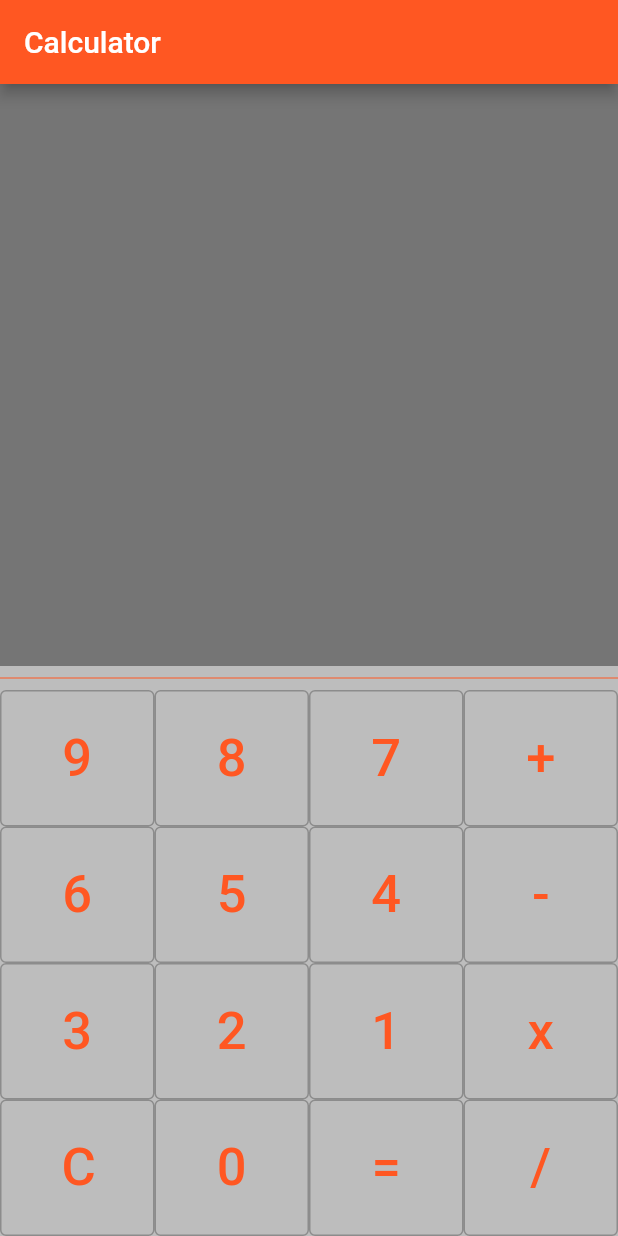
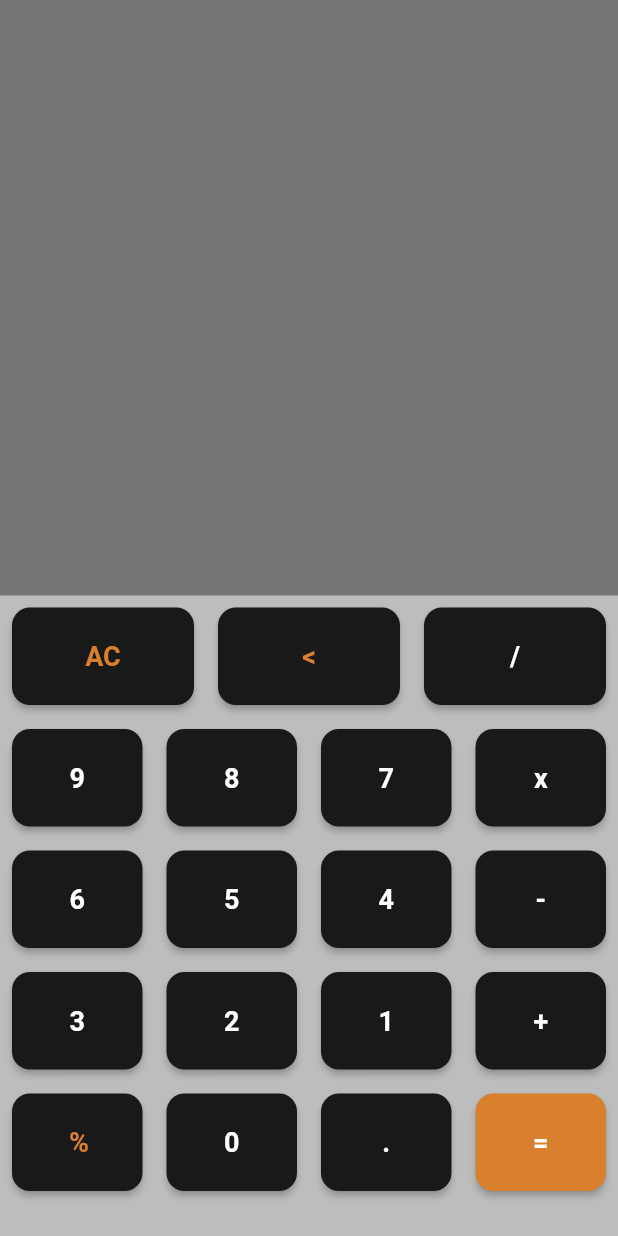
Before and after one commit to shashikantkaushik/calculator-2_flutter, a Flutter app: the screen it shows after launch, on a phone screen of 412 x 824 dp. Run offline on Flutter 3.47's test engine with Material 2 defaults, Android fonts, the phone set to English and light mode, and no system bars; our stand-ins replace math_expressions.

```diff
--- a/lib/main.dart
+++ b/lib/main.dart
@@ -12,6 +12,8 @@
 // }
 //
 
+
+import 'package:math_expressions/math_expressions.dart';
 
 import 'package:flutter/material.dart';
 void main() {
@@ -38,9 +40,7 @@ class _HomePageState extends State<HomePage> {
   Widget build(BuildContext context) {
     return Scaffold(
       backgroundColor: Colors.black26,
-      appBar: AppBar(
-        title: Text('Calculator'),
-      ),
+
       body: Container(
         child: Column(
           mainAxisAlignment: MainAxisAlignment.end,
@@ -49,10 +49,10 @@ class _HomePageState extends State<HomePage> {
 
               child: Container(
                 color: Colors.black38,
-                padding: EdgeInsets.all(10.0),
+                padding: EdgeInsets.all(12.0),
                 alignment: Alignment.bottomRight,
                 child: Text(
-                  text!,
+                 hideInput ?"":input ,
                   style: TextStyle(
                       fontSize: 60.0,
                       fontWeight: FontWeight.w500,
@@ -60,96 +60,173 @@ class _HomePageState extends State<HomePage> {
                 ),
               ),
             ),
-            Divider(color: Colors.deepOrange,),
+            Expanded(
+
+              child: Container(
+                color: Colors.black38,
+                padding: EdgeInsets.all(10.0),
+                alignment: Alignment.bottomRight,
+                child: Text(
+                  output,
+                  style: TextStyle(
+                      fontSize: outputSize,
+                      fontWeight: FontWeight.w500,
+                      color: Colors.deepOrange),
+                ),
+              ),
+            ),
+            //Divider(color: Colors.deepOrange,),
             Row(
               children: <Widget>[
-                customOutlineButton("9"),
-                customOutlineButton("8"),
-                customOutlineButton("7"),
-                customOutlineButton("+"),
+                customOutlineButton(value: "AC",textColor: Color(0xffD9802E)),
+                customOutlineButton(value: "<",textColor: Color(0xffD9802E)),
+                // customOutlineButton(""),
+                customOutlineButton(value: "/",),
               ],
             ),
             Row(
               children: <Widget>[
-                customOutlineButton("6"),
-                customOutlineButton("5"),
-                customOutlineButton("4"),
-                customOutlineButton("-"),
+                customOutlineButton(value: "9"),
+                customOutlineButton(value: "8"),
+                customOutlineButton(value: "7"),
+                customOutlineButton(value: "x"),
               ],
             ),
             Row(
               children: <Widget>[
-                customOutlineButton("3"),
-                customOutlineButton("2"),
-                customOutlineButton("1"),
-                customOutlineButton("x"),
+                customOutlineButton(value: "6"),
+                customOutlineButton(value: "5"),
+                customOutlineButton(value: "4"),
+                customOutlineButton(value: "-"),
               ],
             ),
             Row(
               children: <Widget>[
-                customOutlineButton("C"),
-                customOutlineButton("0"),
-                customOutlineButton("="),
-                customOutlineButton("/"),
+                customOutlineButton(value: "3"),
+                customOutlineButton(value: "2"),
+                customOutlineButton(value: "1"),
+                customOutlineButton(value: "+"),
               ],
             ),
+            Row(
+              children: <Widget>[
+                customOutlineButton(value: "%",textColor: Color(0xffD9802E)),
+                customOutlineButton(value: "0"),
+                customOutlineButton(value: "."),
+                customOutlineButton(value: "=",background: Color(0xffD9802E)),
+              ],
+            ),
+            SizedBox(height: 22,)
           ],
         ),
       ),
     );
   }
-  Widget customOutlineButton(String val) {
+   static const Color colort=Color(0xff191919);
+  Widget customOutlineButton({ value,background:colort,textColor: Colors.white,}) {
     return Expanded(
-        child: OutlinedButton(
-            style: OutlinedButton.styleFrom(
-              side: BorderSide(
-                color: Colors.black26,
+child:Container(
+  padding: EdgeInsets.all(8),
+        child: ElevatedButton(
+            style: ElevatedButton.styleFrom(
+              backgroundColor:background,
+              shape: RoundedRectangleBorder(borderRadius: BorderRadius.circular(12)),
+
+
+            ),
+            onPressed: () {
+              setState(() {
+                input;
+
+              });
+              onbtnClick(value);
+            },
+            child: Padding(
+              padding: EdgeInsets.all(22),
+              child: Text(
+                "$value",
+                style: TextStyle(color: textColor, fontSize: 18,fontWeight: FontWeight.bold),
               ),
-            ),
-            onPressed: () => btnClicked(val),
-            child: Padding(
-              padding: EdgeInsets.all(25),
-              child: Text(
-                "$val",
-                style: TextStyle(color: Colors.deepOrange, fontSize: 35),
-              ),
-            )));
+            ))));
   }
-  int first=0, second=0;
-  String ?res, text = "";
-  String ?opp;
-  void btnClicked(String btnText) {
-    if (btnText == "C") {
-      res = "";
-      text = "";
-      first = 0;
-      second = 0;
-    } else if (btnText == "+" ||
-        btnText == "-" ||
-        btnText == "x" ||
-        btnText == "/") {
-      first = int.parse(text!);
-      res = "";
-      opp = btnText;
-    } else if (btnText == "=") {
-      second = int.parse(text!);
-      if (opp == "+") {
-        res = (first + second).toString();
+  // int first=0, second=0;
+  // String ?res, text = "";
+  // String ?opp;
+  // String aboveText="";
+  var input="";
+  var output="";
+  var operation="";
+  var hideInput=false;
+  var outputSize=34.0;
+onbtnClick(value){
+  if(value=='AC'){
+    input="";
+    output="";
+  }
+  else if(value=='<'){
+    if(input.isNotEmpty)
+    input=input.substring(0,input.length-1);
+  }
+  else if(value=='=') {
+    if (input.isNotEmpty) {
+      var userInput = input;
+      userInput = input.replaceAll('x', '*');
+      Parser p = Parser();
+      Expression expression = p.parse(userInput);
+      ContextModel cm = ContextModel();
+      var finalValue = expression.evaluate(EvaluationType.REAL, cm).toString();
+      output = finalValue.toString();
+      if(output.endsWith('.0')) {
+        output = output.substring(0, output.length - 2);
       }
-      if (opp == "-") {
-        res = (first - second).toString();
-      }
-      if (opp == "x") {
-        res = (first * second).toString();
-      }
-      if (opp == "/") {
-        res = (first ~/ second).toString();
-      }
-    } else {
-      res = int.parse(text! + btnText).toString();
+      input=output;
+      hideInput=true;
+      outputSize=80;
     }
+  }
+    else{
+      input=input+value;
+      hideInput=false;
+      outputSize=60;
+  }
     setState(() {
-      text = res;
+
     });
   }
 }
+  // void btnClicked(String btnText) {
+  //
+  //   if (btnText == "C") {
+  //     res = "";
+  //     text = "";
+  //     first = 0;
+  //     second = 0;
+  //     aboveText="";
+  //   } else if (btnText == "+" ||
+  //       btnText == "-" ||
+  //       btnText == "x" ||
+  //       btnText == "/") {
+  //     first = int.parse(text!);
+  //     res = "";
+  //     opp = btnText;
+  //   } else if (btnText == "=") {
+  //     second = int.parse(text!);
+  //     if (opp == "+") {
+  //       res = (first + second).toString();
+  //     }
+  //     if (opp == "-") {
+  //       res = (first - second).toString();
+  //     }
+  //     if (opp == "x") {
+  //       res = (first * second).toString();
+  //     }
+  //     if (opp == "/") {
+  //       res = (first ~/ second).toString();
+  //     }
+  //   } else {
+  //     res = int.parse(text! + btnText).toString();
+  //   }
+  //   setState(() {
+  //     text = res;
+  //   });
+  // }
--- a/pubspec.yaml
+++ b/pubspec.yaml
@@ -46,6 +46,7 @@ dev_dependencies:
   # package. See that file for information about deactivating specific lint
   # rules and activating additional ones.
   flutter_lints: ^2.0.0
+  math_expressions: ^2.0.0
 
 # For information on the generic Dart part of this file, see the
 # following page: https://dart.dev/tools/pub/pubspec
```
Also changed, not shown: lib/buttons.dart (added, +40 -0 lines), lib/home_page.dart (deleted, +0 -123 lines), pubspec.lock.
